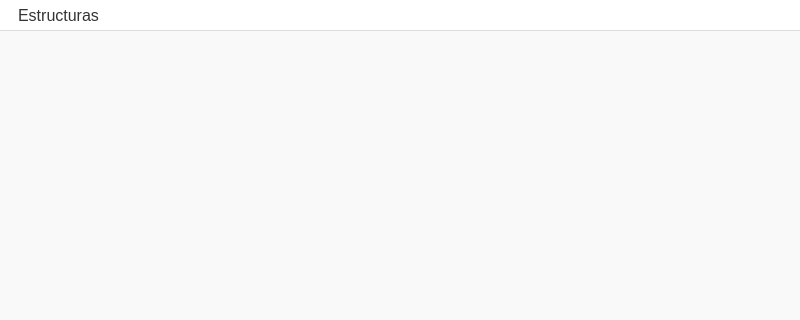
Before: the Qt Designer form ui/Menu_principal.ui in rsoto-cortes/EstructuraDatos, drawn with Qt 5; both pictures show x 0 to 800 and y 0 to 320 of the 800 by 600 pixel window.
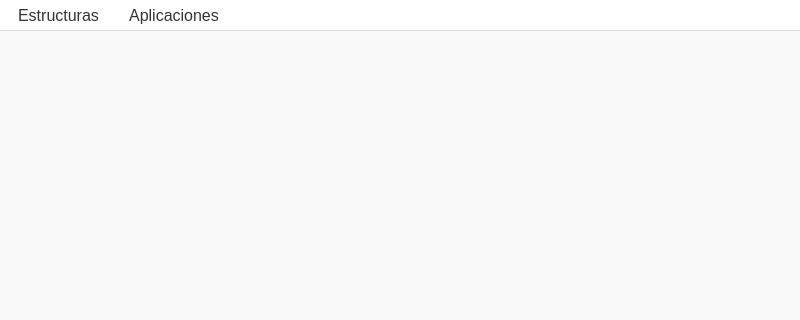
After: the same form once the commit is applied.

Diff of the .ui file:
```diff
--- a/ui/Menu_principal.ui
+++ b/ui/Menu_principal.ui
@@ -104,7 +104,15 @@
     <addaction name="separator"/>
     <addaction name="actionSalir"/>
    </widget>
+   <widget class="QMenu" name="menuAplicaciones">
+    <property name="title">
+     <string>Aplicaciones</string>
+    </property>
+    <addaction name="actionInfija_a_Posfija_2"/>
+    <addaction name="actionSis_Banco"/>
+   </widget>
    <addaction name="menuEstructuras"/>
+   <addaction name="menuAplicaciones"/>
   </widget>
   <widget class="QStatusBar" name="statusbar"/>
   <action name="actionSalir">
```
Left out of the diff: 18 changed lines with no effect on the pictures.
